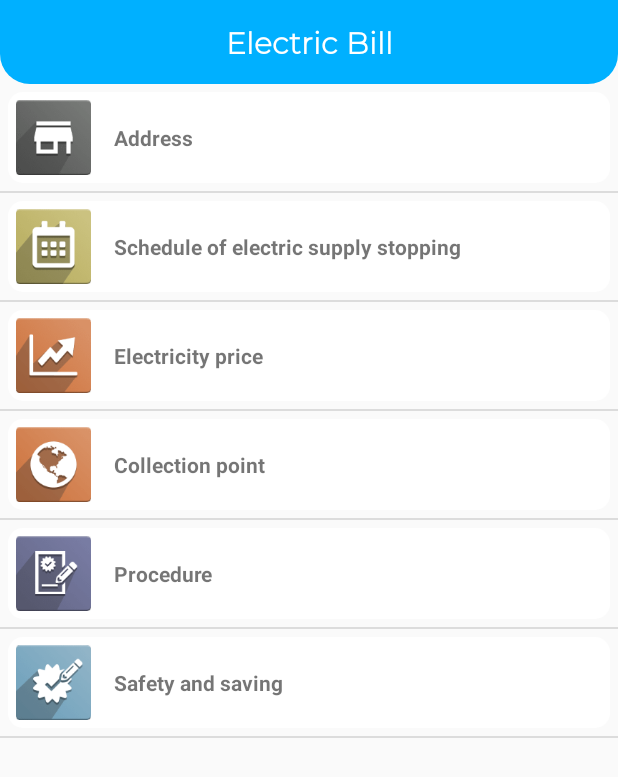
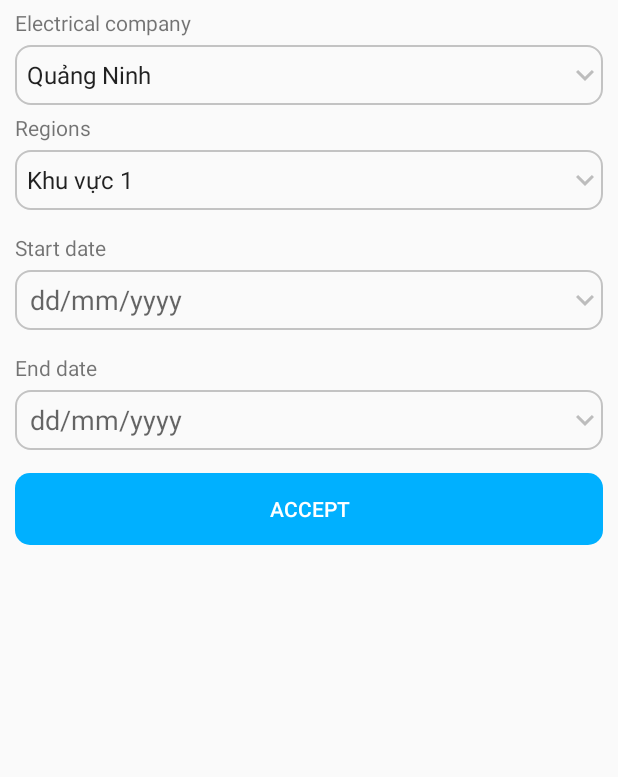
Before and after one commit to vietnguyenhoangw/DemoApplication, an Android app: the ElectricBillActivity screen opened directly, with no data from a screen before it, after a tap on "Schedule of electric supply stopping", on a phone screen of 412 x 824 dp. Shown: the top 777 px of the screen. Run offline under Robolectric (Android 15) with nearby library versions, the phone set to English and light mode, and no system bars.

```diff
--- a/app/build.gradle
+++ b/app/build.gradle
@@ -35,4 +35,5 @@ dependencies {
     implementation 'de.hdodenhof:circleimageview:3.0.1'
 
     implementation group: 'com.google.code.gson', name: 'gson', version: '2.7'
+    implementation 'com.github.chrisbanes:PhotoView:2.0.0'
 }
--- a/app/src/main/AndroidManifest.xml
+++ b/app/src/main/AndroidManifest.xml
@@ -9,7 +9,10 @@
         android:roundIcon="@mipmap/ic_launcher_round"
         android:supportsRtl="true"
         android:theme="@style/AppTheme">
-        <activity android:name=".Activity.AddressActivity"></activity>
+        <activity android:name=".Activity.ElectricityPriceActivity"></activity>
+        <activity android:name=".Activity.ScheduleSupplyStoppingActivity" />
+        <activity android:name=".Activity.ScheduleSupplyStopActivity" />
+        <activity android:name=".Activity.AddressActivity" />
         <activity android:name=".Activity.DriverLicenceActivity" />
         <activity android:name=".Activity.WaterBillActivity" />
         <activity android:name=".Activity.ElectricBillActivity" />
--- a/app/src/main/java/com/example/demoapp/Activity/ElectricBillActivity.java
+++ b/app/src/main/java/com/example/demoapp/Activity/ElectricBillActivity.java
@@ -51,15 +51,16 @@ public class ElectricBillActivity extends AppCompatActivity {
     private void menu_select(int i) {
         switch (i) {
             case 0:
-                Intent intent = new Intent(ElectricBillActivity.this, AddressActivity.class);
-                startActivity(intent);
-
+                Intent i1 = new Intent(ElectricBillActivity.this, AddressActivity.class);
+                startActivity(i1);
                 break;
             case 1:
-                Toast.makeText(this, "1", Toast.LENGTH_SHORT).show();
+                Intent i2 = new Intent(ElectricBillActivity.this, ScheduleSupplyStopActivity.class);
+                startActivity(i2);
                 break;
             case 2:
-                Toast.makeText(this, "2", Toast.LENGTH_SHORT).show();
+                Intent i3 = new Intent(ElectricBillActivity.this, ElectricityPriceActivity.class);
+                startActivity(i3);
                 break;
                 default:
                     return;
--- /dev/null
+++ b/app/src/main/java/com/example/demoapp/Activity/ElectricityPriceActivity.java
@@ -0,0 +1,22 @@
+package com.example.demoapp.Activity;
+
+import androidx.appcompat.app.AppCompatActivity;
+
+import android.os.Bundle;
+
+import com.example.demoapp.R;
+import com.github.chrisbanes.photoview.PhotoView;
+
+public class ElectricityPriceActivity extends AppCompatActivity {
+
+    PhotoView photoView;
+
+    @Override
+    protected void onCreate(Bundle savedInstanceState) {
+        super.onCreate(savedInstanceState);
+        setContentView(R.layout.activity_electricity_price);
+
+        photoView = (PhotoView) findViewById(R.id.photo_view);
+        photoView.setImageResource(R.drawable.giabanledien);
+    }
+}
--- /dev/null
+++ b/app/src/main/java/com/example/demoapp/Activity/ScheduleSupplyStopActivity.java
@@ -0,0 +1,171 @@
+package com.example.demoapp.Activity;
+
+import androidx.appcompat.app.AppCompatActivity;
+
+import android.app.DatePickerDialog;
+import android.os.Bundle;
+import android.view.View;
+import android.widget.ArrayAdapter;
+import android.widget.Button;
+import android.widget.DatePicker;
+import android.widget.EditText;
+import android.widget.Spinner;
+import android.widget.Toast;
+
+import com.example.demoapp.Adapter.AddressListAdapter;
+import com.example.demoapp.Object.Address;
+import com.example.demoapp.R;
+
+import java.text.SimpleDateFormat;
+import java.util.ArrayList;
+import java.util.Calendar;
+import java.util.Collections;
+import java.util.Date;
+
+public class ScheduleSupplyStopActivity extends AppCompatActivity {
+
+    EditText edt_startDate, edt_endDate;
+    Spinner spinner_Provinces, spinner_regions;
+    Button btnAccept;
+    ArrayList<String> provincesList, regionsList;
+
+    ArrayList<Address> addressArrayList;
+
+    int years, months, days;
+    int hours, minutes;
+    final Calendar calendar = Calendar.getInstance();
+    String dateShow;
+
+    /* date time format java */
+    SimpleDateFormat dateFormat = new SimpleDateFormat("dd/MM/yyyy");
+    SimpleDateFormat timeFormat = new SimpleDateFormat("HH:mm");
+    Date currentDate = Calendar.getInstance().getTime();
+
+    @Override
+    protected void onCreate(Bundle savedInstanceState) {
+        super.onCreate(savedInstanceState);
+        setContentView(R.layout.activity_schedule_supply_stop);
+
+        createWidget();
+        setSpinner_provinces();
+        setSpinner_regions();
+
+        /* get current time */
+        years = calendar.get(Calendar.YEAR);
+        months = calendar.get(Calendar.MONTH);
+        days = calendar.get(Calendar.DAY_OF_MONTH);
+
+
+        addressArrayList = new ArrayList<>();
+        addressArrayList.add(new Address(0, "Điểm thu số 1", "23 Võ Thị Sáu, Phường Xuân Hòa", "Thu tiền từ 7 giờ sáng đến 5 giờ chiều."));
+        addressArrayList.add(new Address(1, "Điểm thu số 2", "14 Trường Trinh, Phường Gò Gai", "Thu tiền từ 1 giờ chiều đến 5 giờ chiều."));
+        addressArrayList.add(new Address(2, "Điểm thu số 3", "65 Lê Văn Sỹ, Phường Ông Già", "Thu tiền từ 9 giờ sáng đến 3 giờ chiều."));
+        addressArrayList.add(new Address(3, "Điểm thu số 4", "21B Huỳnh Văn Bánh, Phường Nghi Lộc", "Thu tiền từ 7 giờ sáng đến 5 giờ chiều."));
+        addressArrayList.add(new Address(4, "Điểm thu số 5", "15 Hùng Vương, Phường Thắng Lợi", "Thu tiền từ 7 giờ sáng đến 12 giờ trưa."));
+        addressArrayList.add(new Address(5, "Điểm thu số 6", "33 Võ Văn Tần, Phường 17", "Thu tiền từ 1 giờ chiều đến 5 giờ chiều."));
+        addressArrayList.add(new Address(6, "Điểm thu số 7", "201 Mai Cư Trinh, Phường 9", "Thu tiền từ 7 giờ sáng đến 5 giờ chiều."));
+
+        btnAccept.setOnClickListener(new View.OnClickListener() {
+            @Override
+            public void onClick(View view) {
+                Toast.makeText(ScheduleSupplyStopActivity.this, R.string.donhavaanyschdule, Toast.LENGTH_LONG).show();
+            }
+        });
+
+
+        edt_startDate.setOnClickListener(new View.OnClickListener() {
+            @Override
+            public void onClick(View view) {
+                startDate();
+            }
+        });
+
+        edt_endDate.setOnClickListener(new View.OnClickListener() {
+            @Override
+            public void onClick(View view) {
+                endDate();
+            }
+        });
+    }
+
+    private void createWidget() {
+        edt_startDate = findViewById(R.id.edt_startdate);
+        edt_endDate = findViewById(R.id.edt_enddate);
+        spinner_Provinces = findViewById(R.id.planets_spinner_province);
+        spinner_regions = findViewById(R.id.planets_spinner_regions);
+        btnAccept = findViewById(R.id.btnAccept);
+    }
+
+    private void startDate() {
+        DatePickerDialog datePickerDialog = new DatePickerDialog(ScheduleSupplyStopActivity.this,
+                new DatePickerDialog.OnDateSetListener() {
+                    @Override
+                    public void onDateSet(DatePicker datePicker, int i, int i1, int i2) {
+                        dateShow = i2 + "/" + (i1 + 1) + "/" + i;
+
+                        edt_startDate.setText(dateShow);
+
+                        calendar.set(i,i1,i2);
+                        years = calendar.get(Calendar.YEAR);
+                        months = calendar.get(Calendar.MONTH);
+                        days = calendar.get(Calendar.DAY_OF_MONTH);
+
+                    }
+                }, years, months, days);
+        datePickerDialog.show();
+        datePickerDialog.getDatePicker().setMinDate(System.currentTimeMillis() - 1000);
+    }
+
+    private void endDate() {
+        DatePickerDialog datePickerDialog = new DatePickerDialog(ScheduleSupplyStopActivity.this,
+                new DatePickerDialog.OnDateSetListener() {
+                    @Override
+                    public void onDateSet(DatePicker datePicker, int i, int i1, int i2) {
+                        dateShow = i2 + "/" + (i1 + 1) + "/" + i;
+
+                        edt_endDate.setText(dateShow);
+
+                        calendar.set(i,i1,i2);
+                        years = calendar.get(Calendar.YEAR);
+                        months = calendar.get(Calendar.MONTH);
+                        days = calendar.get(Calendar.DAY_OF_MONTH);
+
+                    }
+                }, years, months, days);
+        datePickerDialog.show();
+        datePickerDialog.getDatePicker().setMinDate(System.currentTimeMillis() - 1000);
+    }
+
+    private void setSpinner_provinces() {
+        provincesList = new ArrayList<>();
+        provincesList.add("Quảng Ninh");
+        provincesList.add("Thái Bình");
+        provincesList.add("Thanh Hóa");
+        provincesList.add("Tuyên Quang");
+        provincesList.add("Điện Biên");
+        provincesList.add("Lào Cai");
+        provincesList.add("Sóc Trăng");
+        provincesList.add("Quảng Trị");
+        provincesList.add("Hòa Bình");
+
+        ArrayAdapter<String> dataAdapter = new ArrayAdapter<String>(this,
+                android.R.layout.simple_spinner_item, provincesList);
+        dataAdapter.setDropDownViewResource(android.R.layout.simple_spinner_dropdown_item);
+        spinner_Provinces.setAdapter(dataAdapter);
+    }
+
+    private void setSpinner_regions() {
+        regionsList = new ArrayList<>();
+        regionsList.add("Khu vực 1");
+        regionsList.add("Khu vực 2");
+        regionsList.add("Khu vực 3");
+        regionsList.add("Khu vực 4");
+        regionsList.add("Khu vực 5");
+
+
+        ArrayAdapter<String> dataAdapter2 = new ArrayAdapter<String>(this,
+                android.R.layout.simple_spinner_item, regionsList);
+        dataAdapter2.setDropDownViewResource(android.R.layout.simple_spinner_dropdown_item);
+        spinner_regions.setAdapter(dataAdapter2);
+    }
+}
--- /dev/null
+++ b/app/src/main/res/layout/activity_electricity_price.xml
@@ -0,0 +1,14 @@
+<?xml version="1.0" encoding="utf-8"?>
+<LinearLayout xmlns:android="http://schemas.android.com/apk/res/android"
+    xmlns:app="http://schemas.android.com/apk/res-auto"
+    xmlns:tools="http://schemas.android.com/tools"
+    android:layout_width="match_parent"
+    android:layout_height="match_parent"
+    tools:context=".Activity.ElectricityPriceActivity">
+
+    <com.github.chrisbanes.photoview.PhotoView
+        android:id="@+id/photo_view"
+        android:layout_width="match_parent"
+        android:layout_height="match_parent"/>
+
+</LinearLayout>
--- /dev/null
+++ b/app/src/main/res/layout/activity_schedule_supply_stop.xml
@@ -0,0 +1,121 @@
+<?xml version="1.0" encoding="utf-8"?>
+<LinearLayout xmlns:android="http://schemas.android.com/apk/res/android"
+    xmlns:app="http://schemas.android.com/apk/res-auto"
+    xmlns:tools="http://schemas.android.com/tools"
+    android:layout_width="match_parent"
+    android:layout_height="match_parent"
+    android:orientation="vertical"
+    tools:context=".Activity.AddressActivity">
+
+    <LinearLayout
+        android:orientation="vertical"
+        android:layout_width="match_parent"
+        android:layout_height="wrap_content">
+
+        <TextView
+            android:layout_marginTop="5dp"
+            android:layout_marginRight="10dp"
+            android:layout_marginLeft="10dp"
+            android:text="@string/electrical_company"
+            android:layout_width="match_parent"
+            android:layout_height="wrap_content"/>
+
+        <Spinner
+            android:background="@drawable/background_boder_gray"
+            android:layout_marginTop="5dp"
+            android:layout_marginLeft="10dp"
+            android:layout_marginRight="10dp"
+            android:id="@+id/planets_spinner_province"
+            android:layout_width="fill_parent"
+            android:foreground="@drawable/ic_expand_more_gray_24dp"
+            android:foregroundGravity="center_vertical|right"
+            android:layout_height="40dp" />
+
+        <TextView
+            android:layout_marginTop="5dp"
+            android:layout_marginRight="10dp"
+            android:layout_marginLeft="10dp"
+            android:text="@string/regions"
+            android:layout_width="match_parent"
+            android:layout_height="wrap_content"/>
+
+        <Spinner
+            android:id="@+id/planets_spinner_regions"
+            android:layout_width="fill_parent"
+            android:layout_height="40dp"
+            android:layout_marginLeft="10dp"
+            android:layout_marginTop="5dp"
+            android:layout_marginRight="10dp"
+            android:layout_marginBottom="10dp"
+            android:background="@drawable/background_boder_gray"
+            android:foreground="@drawable/ic_expand_more_gray_24dp"
+            android:foregroundGravity="center_vertical|right" />
+
+        <TextView
+            android:layout_marginTop="5dp"
+            android:layout_marginRight="10dp"
+            android:layout_marginLeft="10dp"
+            android:text="@string/startdate"
+            android:layout_width="match_parent"
+            android:layout_height="wrap_content"/>
+
+        <EditText
+            android:focusable="false"
+            android:textColor="@android:color/black"
+            android:paddingLeft="10dp"
+            android:hint="dd/mm/yyyy"
+            android:id="@+id/edt_startdate"
+            android:layout_width="fill_parent"
+            android:layout_height="40dp"
+            android:layout_marginLeft="10dp"
+            android:layout_marginTop="5dp"
+            android:layout_marginRight="10dp"
+            android:layout_marginBottom="10dp"
+            android:background="@drawable/background_boder_gray"
+            android:foreground="@drawable/ic_expand_more_gray_24dp"
+            android:foregroundGravity="center_vertical|right" />
+
+        <TextView
+            android:layout_marginTop="5dp"
+            android:layout_marginRight="10dp"
+            android:layout_marginLeft="10dp"
+            android:text="@string/enddate"
+            android:layout_width="match_parent"
+            android:layout_height="wrap_content"/>
+
+        <EditText
+            android:focusable="false"
+            android:textColor="@android:color/black"
+            android:paddingLeft="10dp"
+            android:hint="dd/mm/yyyy"
+            android:id="@+id/edt_enddate"
+            android:layout_width="fill_parent"
+            android:layout_height="40dp"
+            android:layout_marginLeft="10dp"
+            android:layout_marginTop="5dp"
+            android:layout_marginRight="10dp"
+            android:layout_marginBottom="10dp"
+            android:background="@drawable/background_boder_gray"
+            android:foreground="@drawable/ic_expand_more_gray_24dp"
+            android:foregroundGravity="center_vertical|right" />
+
+        <Button
+            android:id="@+id/btnAccept"
+            android:textColor="@android:color/white"
+            android:text="@string/accept"
+            android:layout_marginLeft="10dp"
+            android:layout_marginTop="5dp"
+            android:layout_marginRight="10dp"
+            android:layout_marginBottom="10dp"
+            android:background="@drawable/background_btn_blue"
+            android:layout_width="match_parent"
+            android:layout_height="wrap_content"/>
+
+    </LinearLayout>
+
+    <ListView
+        android:id="@+id/lv_address"
+        android:layout_width="match_parent"
+        android:layout_height="wrap_content"/>
+
+</LinearLayout>
--- a/app/src/main/res/values/strings.xml
+++ b/app/src/main/res/values/strings.xml
@@ -35,4 +35,10 @@
     <string name="regions">Regions</string>
     <string name="provinces">Provinces</string>
     <string name="time">Time:</string>
+    <string name="electrical_company">Electrical company</string>
+    <string name="startday">Start day</string>
+    <string name="endday">End day</string>
+    <string name="startdate">Start date</string>
+    <string name="enddate">End date</string>
+    <string name="donhavaanyschdule">There is no scheduled power outage during this period</string>
 </resources>
--- a/build.gradle
+++ b/build.gradle
@@ -18,7 +18,7 @@ allprojects {
     repositories {
         google()
         jcenter()
-
+        maven { url "https://jitpack.io" }
     }
 }
 
```
Also changed, not shown: app/src/main/res/drawable-xhdpi/giabanledien.png (added), 1 other file.
